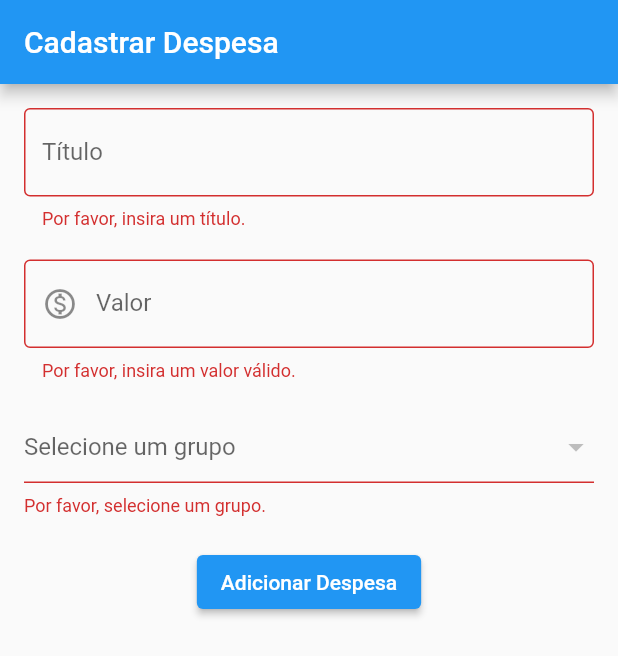
After one commit to geanlima/finance_app, a Flutter app: the ExpensePage screen opened directly, after a tap on "Adicionar Despesa", on a phone screen of 412 x 824 dp. The commit adds this screen. Shown: the top 656 px of the screen. Run offline on Flutter 3.47's test engine with Material 2 defaults, Android fonts, the phone set to English and light mode, and no system bars; our stand-ins replace sqflite; accounts and stored records are empty.

Commit message:
tela cadastro de lancamento

```diff
--- a/lib/data/database/database_helper.dart
+++ b/lib/data/database/database_helper.dart
@@ -1,5 +1,7 @@
-// ignore_for_file: depend_on_referenced_packages
+// ignore_for_file: depend_on_referenced_packages, avoid_print
 
+import 'package:finance_app/models/group.dart';
+import 'package:finance_app/models/expense.dart';
 import 'package:sqflite/sqflite.dart';
 import 'package:path/path.dart';
 import 'package:finance_app/models/user.dart';
@@ -20,20 +22,50 @@ class DatabaseHelper {
     final dbPath = await getDatabasesPath();
     final path = join(dbPath, filePath);
 
-    return await openDatabase(path, version: 1, onCreate: _createDB);
+    return await openDatabase(
+      path,
+      version: 2, // Aumentando a versão para 2
+      onCreate: _createDB,
+      onUpgrade: _onUpgrade, // Adicionando o onUpgrade
+    );
   }
 
   Future _createDB(Database db, int version) async {
-    const idType = 'INTEGER PRIMARY KEY AUTOINCREMENT';
-    const textType = 'TEXT NOT NULL';
+    await db.execute('''
+      CREATE TABLE users (
+        id INTEGER PRIMARY KEY AUTOINCREMENT,
+        username TEXT NOT NULL,
+        password TEXT NOT NULL
+        )
+      ''');
 
     await db.execute('''
-CREATE TABLE users (
-  id $idType,
-  username $textType,
-  password $textType
-  )
-''');
+      CREATE TABLE expense (
+        id INTEGER PRIMARY KEY AUTOINCREMENT,
+        title TEXT NOT NULL,
+        value REAL NOT NULL,
+        groupId INTEGER
+        )
+      ''');
+
+    await db.execute('''
+      CREATE TABLE groups (
+        id INTEGER PRIMARY KEY AUTOINCREMENT,
+        name TEXT NOT NULL
+        )
+      ''');
+  }
+
+  Future<void> _onUpgrade(Database db, int oldVersion, int newVersion) async {
+    if (oldVersion < 2) {
+      await db.execute('''
+        CREATE TABLE groups (
+          id INTEGER PRIMARY KEY AUTOINCREMENT,
+          name TEXT NOT NULL
+          )
+        ''');
+    }
+    // Implemente futuras atualizações da versão aqui
   }
 
   Future<User?> fetchUser(String username, String password) async {
@@ -51,5 +83,32 @@ CREATE TABLE users (
     }
   }
 
-  // Você pode adicionar mais funções aqui, como para criar um novo usuário
+  Future<List<User>> fetchAllUsers() async {
+    final db = await instance.database;
+    final result = await db.query('users');
+
+    return result.map((map) => User.fromMap(map)).toList();
+  }
+
+  Future<int> addUser(User user) async {
+    final db = await instance.database;
+    return await db.insert('users', user.toMap());
+  }
+
+  Future<int> addExpense(Expense expense) async {
+    final db = await instance.database;
+    return await db.insert('expense', expense.toMap());
+  }
+
+  Future<int> addGroup(Group group) async {
+    final db = await instance.database;
+    return await db.insert('groups', group.toMap());
+  }
+
+  Future<List<Group>> loadGroups() async {
+    final db = await instance.database;
+    final result = await db.query('groups');
+
+    return result.map((map) => Group.fromMap(map)).toList();
+  }
 }
--- /dev/null
+++ b/lib/models/expense.dart
@@ -0,0 +1,30 @@
+class Expense {
+  final int? id;
+  final String title;
+  final double value;
+  final int groupId;
+
+  Expense(
+      {this.id,
+      required this.title,
+      required this.value,
+      required this.groupId});
+
+  Map<String, dynamic> toMap() {
+    return {
+      'id': id,
+      'title': title,
+      'value': value,
+      'groupId': groupId,
+    };
+  }
+
+  static Expense fromMap(Map<String, dynamic> map) {
+    return Expense(
+      id: map['id'],
+      title: map['title'],
+      value: map['value'],
+      groupId: map['groupId'],
+    );
+  }
+}
--- /dev/null
+++ b/lib/models/group.dart
@@ -0,0 +1,20 @@
+class Group {
+  final int? id;
+  final String name;
+
+  Group({this.id, required this.name});
+
+  Map<String, dynamic> toMap() {
+    return {
+      'id': id,
+      'name': name,
+    };
+  }
+
+  static Group fromMap(Map<String, dynamic> map) {
+    return Group(
+      id: map['id'],
+      name: map['name'],
+    );
+  }
+}
--- /dev/null
+++ b/lib/presentation/pages/expense_page.dart
@@ -0,0 +1,144 @@
+// ignore_for_file: prefer_const_constructors, use_key_in_widget_constructors, library_private_types_in_public_api, use_build_context_synchronously
+
+import 'package:flutter/foundation.dart';
+import 'package:flutter/material.dart';
+import 'package:finance_app/models/expense.dart';
+import 'package:finance_app/models/group.dart';
+import 'package:finance_app/data/database/database_helper.dart';
+
+class ExpensePage extends StatefulWidget {
+  @override
+  _ExpensePageState createState() => _ExpensePageState();
+}
+
+class _ExpensePageState extends State<ExpensePage> {
+  final _formKey = GlobalKey<FormState>();
+  String _title = '';
+  double _value = 0.0;
+  int _selectedGroupId = 0;
+
+  List<Group> _groups = [];
+
+  @override
+  void initState() {
+    super.initState();
+    _loadGroups();
+  }
+
+  _loadGroups() async {
+    List<Group> groupsFromDb = await DatabaseHelper.instance.loadGroups();
+
+    if (groupsFromDb.isNotEmpty) {
+      setState(() {
+        _groups = groupsFromDb;
+      });
+    }
+  }
+
+  void _submit() async {
+    if (_formKey.currentState!.validate()) {
+      _formKey.currentState!.save();
+      Expense newExpense =
+          Expense(title: _title, value: _value, groupId: _selectedGroupId);
+
+      await DatabaseHelper.instance.addExpense(newExpense);
+
+      ScaffoldMessenger.of(context).showSnackBar(
+          SnackBar(content: Text('Despesa adicionada com sucesso!')));
+
+      _formKey.currentState!.reset();
+      setState(() {
+        _selectedGroupId = 0;
+      });
+    }
+  }
+
+  @override
+  Widget build(BuildContext context) {
+    return Scaffold(
+      appBar: AppBar(
+        title: Text('Cadastrar Despesa'),
+      ),
+      body: Padding(
+        padding: const EdgeInsets.all(16.0),
+        child: Form(
+          key: _formKey,
+          child: Column(
+            children: <Widget>[
+              TextFormField(
+                decoration: InputDecoration(
+                  labelText: 'Título',
+                  border: OutlineInputBorder(),
+                ),
+                validator: (value) {
+                  if (value == null || value.isEmpty) {
+                    return 'Por favor, insira um título.';
+                  }
+                  return null;
+                },
+                onSaved: (value) {
+                  _title = value!;
+                },
+              ),
+              SizedBox(height: 20),
+              TextFormField(
+                decoration: InputDecoration(
+                  labelText: 'Valor',
+                  border: OutlineInputBorder(),
+                  prefixIcon: Icon(Icons.monetization_on_outlined),
+                ),
+                keyboardType: TextInputType.number,
+                validator: (value) {
+                  if (value == null ||
+                      value.isEmpty ||
+                      double.tryParse(value) == null) {
+                    return 'Por favor, insira um valor válido.';
+                  }
+                  return null;
+                },
+                onSaved: (value) {
+                  _value = double.parse(value!);
+                },
+              ),
+              SizedBox(height: 20),
+              DropdownButtonFormField<int>(
+                items: _groups.map((Group group) {
+                  return DropdownMenuItem<int>(
+                    value: group.id,
+                    child: Text(group.name),
+                  );
+                }).toList(),
+                hint: Text('Selecione um grupo'),
+                onChanged: (value) {
+                  setState(() {
+                    _selectedGroupId = value!;
+                  });
+                },
+                validator: (value) {
+                  if (value == null) {
+                    return 'Por favor, selecione um grupo.';
+                  }
+                  return null;
+                },
+                onSaved: (value) {
+                  _selectedGroupId = value!;
+                },
+              ),
+              SizedBox(height: 20),
+              ElevatedButton(
+                onPressed: _submit,
+                child: Text('Adicionar Despesa'),
+              )
+            ],
+          ),
+        ),
+      ),
+    );
+  }
+
+  @override
+  void debugFillProperties(DiagnosticPropertiesBuilder properties) {
+    super.debugFillProperties(properties);
+    properties.add(IntProperty('_selectedGroupId', _selectedGroupId));
+  }
+}
```
Also changed, not shown: lib/presentation/pages/login_page.dart (+49 -12 lines), lib/widgets/signup_popup.dart (+9 -3 lines).
